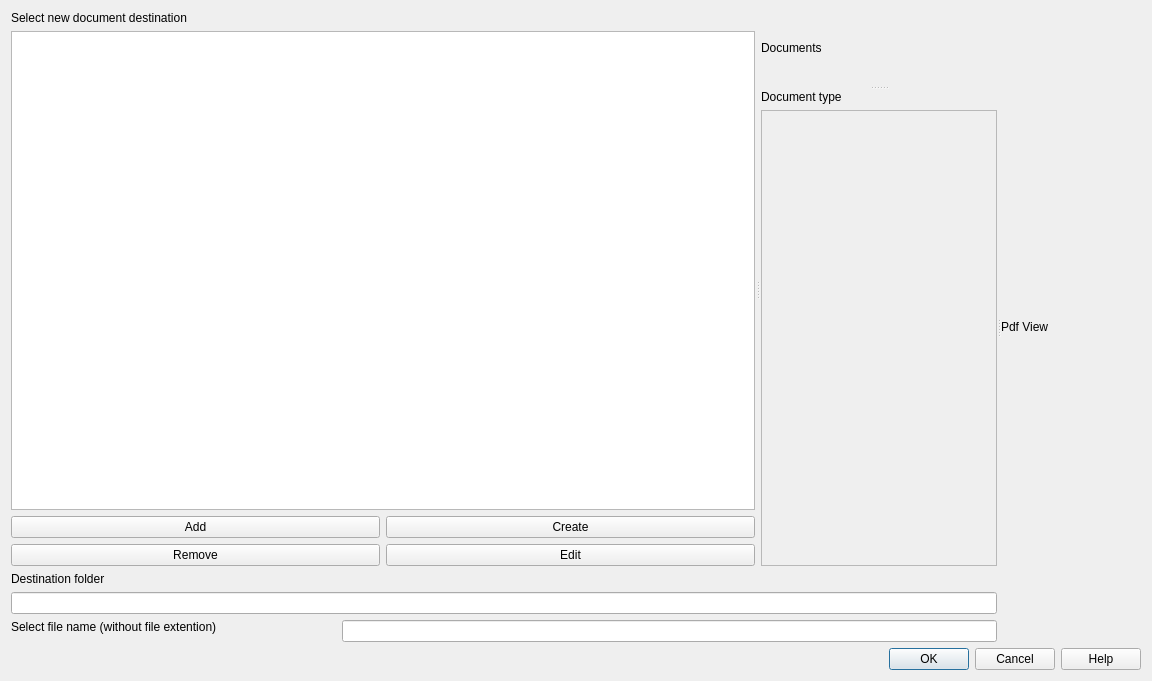
The window that datatex/notesdocuments.ui (CSMathematics/DataTex) describes before a commit, drawn with Qt 5.
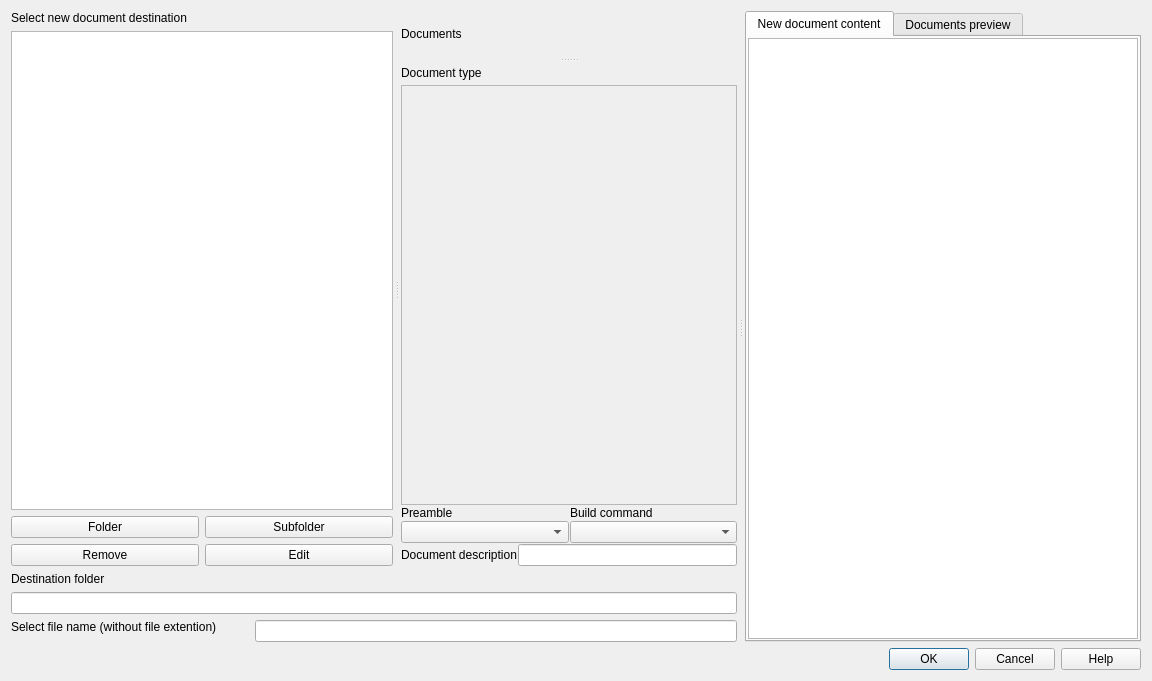
The same window after the commit. Icons and pictures are not drawn. Custom widgets are drawn as their Qt base class.

What changed in the file:
```diff
--- a/datatex/notesdocuments.ui
+++ b/datatex/notesdocuments.ui
@@ -23,6 +23,9 @@
      <property name="orientation">
       <enum>Qt::Horizontal</enum>
      </property>
+     <property name="handleWidth">
+      <number>8</number>
+     </property>
      <widget class="QWidget" name="layoutWidget">
       <layout class="QVBoxLayout" name="verticalLayout_7">
        <item>
@@ -31,7 +34,7 @@
           <enum>Qt::Horizontal</enum>
          </property>
          <property name="handleWidth">
-          <number>6</number>
+          <number>8</number>
          </property>
          <widget class="QWidget" name="layoutWidget">
           <layout class="QVBoxLayout" name="verticalLayout_3">
@@ -61,7 +64,7 @@
              <item row="0" column="1">
               <widget class="QPushButton" name="CreateBasicButton">
                <property name="text">
-                <string>Create</string>
+                <string>Subfolder</string>
                </property>
                <property name="icon">
                 <iconset resource="../images.qrc">
@@ -83,7 +86,7 @@
              <item row="0" column="0">
               <widget class="QPushButton" name="AddBasicButton">
                <property name="text">
-                <string>Add</string>
+                <string>Folder</string>
                </property>
                <property name="icon">
                 <iconset resource="../images.qrc">
@@ -104,6 +107,9 @@
           </property>
           <widget class="QWidget" name="layoutWidget_2">
            <layout class="QVBoxLayout" name="verticalLayout_4">
+            <property name="spacing">
+             <number>1</number>
+            </property>
             <item>
              <widget class="QLabel" name="label_3">
               <property name="text">
@@ -115,18 +121,68 @@
           </widget>
           <widget class="QWidget" name="layoutWidget_3">
            <layout class="QVBoxLayout" name="verticalLayout">
+            <property name="spacing">
+             <number>1</number>
+            </property>
             <item>
-             <widget class="QLabel" name="label_8">
-              <property name="sizePolicy">
-               <sizepolicy hsizetype="Preferred" vsizetype="Fixed">
-                <horstretch>0</horstretch>
-                <verstretch>0</verstretch>
-               </sizepolicy>
+             <layout class="QHBoxLayout" name="horizontalLayout_3">
+              <property name="spacing">
+               <number>0</number>
               </property>
-              <property name="text">
-               <string>Document type</string>
-              </property>
-             </widget>
+              <item>
+               <widget class="QLabel" name="label_8">
+                <property name="sizePolicy">
+                 <sizepolicy hsizetype="Preferred" vsizetype="Fixed">
+                  <horstretch>0</horstretch>
+                  <verstretch>0</verstretch>
+                 </sizepolicy>
+                </property>
+                <property name="text">
+                 <string>Document type</string>
+                </property>
+               </widget>
+              </item>
+              <item>
+               <widget class="QPushButton" name="addButton">
+                <property name="sizePolicy">
+                 <sizepolicy hsizetype="Fixed" vsizetype="Fixed">
+                  <horstretch>0</horstretch>
+                  <verstretch>0</verstretch>
+                 </sizepolicy>
+                </property>
+                <property name="text">
+                 <string/>
+                </property>
+                <property name="icon">
+                 <iconset resource="../images.qrc">
+                  <normaloff>:/images/add-button.svg</normaloff>:/images/add-button.svg</iconset>
+                </property>
+                <property name="flat">
+                 <bool>true</bool>
+                </property>
+               </widget>
+              </item>
+              <item>
+               <widget class="QPushButton" name="removeButton">
+                <property name="sizePolicy">
+                 <sizepolicy hsizetype="Fixed" vsizetype="Fixed">
+                  <horstretch>0</horstretch>
+                  <verstretch>0</verstretch>
+                 </sizepolicy>
+                </property>
+                <property name="text">
+                 <string/>
+                </property>
+                <property name="icon">
+                 <iconset resource="../images.qrc">
+                  <normaloff>:/images/minus.svg</normaloff>:/images/minus.svg</iconset>
+                </property>
+                <property name="flat">
+                 <bool>true</bool>
+                </property>
+               </widget>
+              </item>
+             </layout>
             </item>
             <item>
              <widget class="QScrollArea" name="scrollArea">
@@ -138,8 +194,8 @@
                 <rect>
                  <x>0</x>
                  <y>0</y>
-                 <width>259</width>
-                 <height>230</height>
+                 <width>481</width>
+                 <height>169</height>
                 </rect>
                </property>
                <layout class="QVBoxLayout" name="verticalLayout_2">
@@ -154,6 +210,44 @@
               </widget>
              </widget>
             </item>
+            <item>
+             <layout class="QGridLayout" name="gridLayout_7">
+              <item row="0" column="1">
+               <widget class="QLabel" name="label_5">
+                <property name="text">
+                 <string>Build command</string>
+                </property>
+               </widget>
+              </item>
+              <item row="0" column="0">
+               <widget class="QLabel" name="label_4">
+                <property name="text">
+                 <string>Preamble</string>
+                </property>
+               </widget>
+              </item>
+              <item row="1" column="1">
+               <widget class="QComboBox" name="BuildBox"/>
+              </item>
+              <item row="1" column="0">
+               <widget class="QComboBox" name="PreambleBox"/>
+              </item>
+              <item row="2" column="0" colspan="2">
+               <layout class="QHBoxLayout" name="horizontalLayout_7">
+                <item>
+                 <widget class="QLabel" name="label_6">
+                  <property name="text">
+                   <string>Document description</string>
+                  </property>
+                 </widget>
+                </item>
+                <item>
+                 <widget class="QLineEdit" name="DescriptionLine"/>
+                </item>
+               </layout>
+              </item>
+             </layout>
+            </item>
            </layout>
           </widget>
          </widget>
@@ -225,10 +319,54 @@
      <widget class="QWidget" name="layoutWidget">
       <layout class="QVBoxLayout" name="verticalLayout_6">
        <item>
-        <widget class="QLabel" name="label">
-         <property name="text">
-          <string>Pdf View</string>
+        <widget class="QTabWidget" name="tabWidget">
+         <property name="currentIndex">
+          <number>0</number>
          </property>
+         <widget class="QWidget" name="tab">
+          <attribute name="title">
+           <string>New document content</string>
+          </attribute>
+          <layout class="QGridLayout" name="gridLayout_6">
+           <property name="leftMargin">
+            <number>1</number>
+           </property>
+           <property name="topMargin">
+            <number>1</number>
+           </property>
+           <property name="rightMargin">
+            <number>1</number>
+           </property>
+           <property name="bottomMargin">
+            <number>1</number>
+           </property>
+           <item row="0" column="0">
+            <widget class="LatexTextEdit" name="DocumentContent"/>
+           </item>
+          </layout>
+         </widget>
+         <widget class="QWidget" name="tab_2">
+          <attribute name="title">
+           <string>Documents preview</string>
+          </attribute>
+          <layout class="QGridLayout" name="gridLayout_5">
+           <property name="leftMargin">
+            <number>1</number>
+           </property>
+           <property name="topMargin">
+            <number>1</number>
+           </property>
+           <property name="rightMargin">
+            <number>1</number>
+           </property>
+           <property name="bottomMargin">
+            <number>1</number>
+           </property>
+           <item row="0" column="0">
+            <layout class="QVBoxLayout" name="verticalLayout_5"/>
+           </item>
+          </layout>
+         </widget>
         </widget>
        </item>
        <item>
@@ -251,7 +389,12 @@
   <customwidget>
    <class>Switch</class>
    <extends>QWidget</extends>
-   <header location="global">switch.h</header>
+   <header>switch.h</header>
+  </customwidget>
+  <customwidget>
+   <class>LatexTextEdit</class>
+   <extends>QTextEdit</extends>
+   <header>highlighter.h</header>
   </customwidget>
  </customwidgets>
  <resources>
```
Left out of the diff: 15 changed lines with no effect on the pictures.
